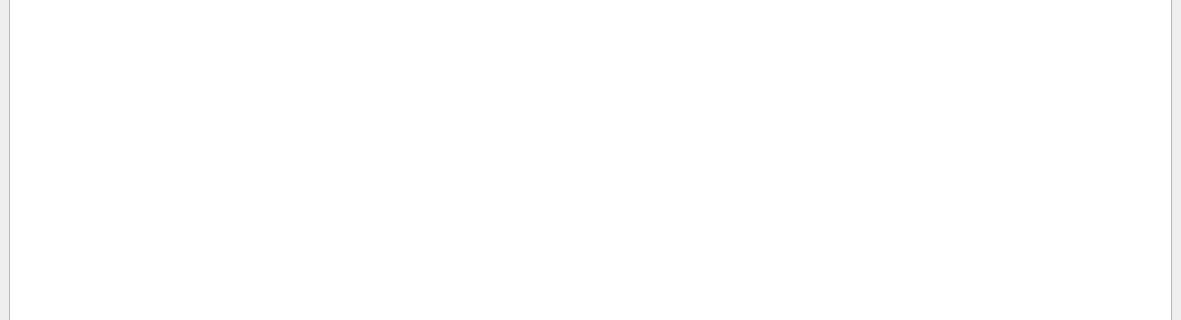
Before: the Qt Designer form mainwindow.ui in XRay3D/BitHuffman, drawn with Qt 5; both pictures show x 0 to 1181 and y 306 to 626 of the 1181 by 719 pixel window.
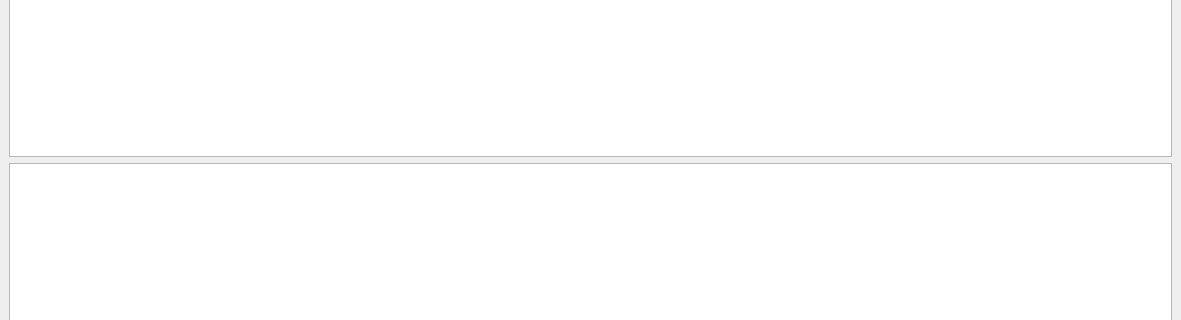
After: the same form once the commit is applied.

Patch:
```diff
--- a/mainwindow.ui
+++ b/mainwindow.ui
@@ -241,11 +241,17 @@
     </item>
     <item>
      <widget class="QTableView" name="tableView">
+      <property name="alternatingRowColors">
+       <bool>true</bool>
+      </property>
       <property name="selectionBehavior">
        <enum>QAbstractItemView::SelectRows</enum>
       </property>
      </widget>
     </item>
+    <item>
+     <widget class="QTextEdit" name="textEdit"/>
+    </item>
    </layout>
   </widget>
   <widget class="QMenuBar" name="menubar">
```
Left out of the diff: 16 changed lines with no effect on the pictures.
